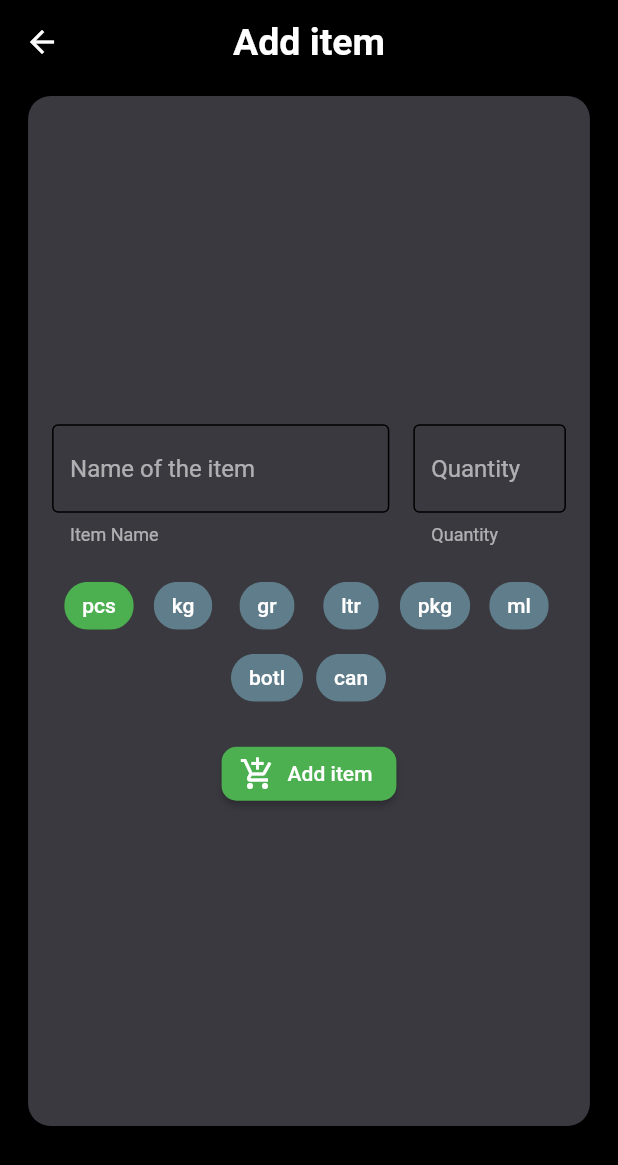
After one commit to adarshbalu/un_check, a Flutter app: the AddItemScreen screen opened directly, on a phone screen of 412 x 824 dp. The commit adds this screen. Shown: the top 1165 px of the screen. Run offline on Flutter 3.47's test engine with Material 2 defaults, Android fonts, the phone set to English and light mode, and no system bars; our stand-ins replace hive; accounts and stored records are empty.

Commit message:
App ui complete

```diff
--- /dev/null
+++ b/lib/screens/add_item_screen.dart
@@ -0,0 +1,140 @@
+import 'package:flutter/material.dart';
+import 'package:flutter/widgets.dart';
+
+class AddItemScreen extends StatefulWidget {
+  @override
+  _AddItemScreenState createState() => _AddItemScreenState();
+}
+
+class _AddItemScreenState extends State<AddItemScreen> {
+  TextEditingController name, quantity;
+  String type;
+  List<String> _choices;
+  int _defaultChoiceIndex;
+  @override
+  void initState() {
+    name = TextEditingController();
+    quantity = TextEditingController();
+    type = 'pcs';
+    _defaultChoiceIndex = 0;
+    _choices = [
+      'pcs',
+      'kg',
+      'gr',
+      'ltr',
+      'pkg',
+      'ml',
+      'botl',
+      'can',
+    ];
+    super.initState();
+  }
+
+  @override
+  Widget build(BuildContext context) {
+    return Scaffold(
+      appBar: AppBar(
+        title: Text('Add item'),
+        centerTitle: true,
+      ),
+      body: SingleChildScrollView(
+        child: Center(
+          child: Container(
+            margin: EdgeInsets.all(8),
+            padding: EdgeInsets.all(8),
+            height: MediaQuery.of(context).size.height / 1.2,
+            width: MediaQuery.of(context).size.width / 1.1,
+            decoration: BoxDecoration(
+              color: Color(0xff3A3940),
+              borderRadius: BorderRadius.circular(15),
+            ),
+            child: Column(
+              mainAxisAlignment: MainAxisAlignment.center,
+              children: <Widget>[
+                Row(
+                  children: <Widget>[
+                    Expanded(
+                      child: Padding(
+                        padding: const EdgeInsets.all(8.0),
+                        child: TextField(
+                          decoration: InputDecoration(
+                              hintText: 'Name of the item',
+                              helperText: 'Item Name',
+                              border: OutlineInputBorder(),
+                              focusedBorder: OutlineInputBorder(),
+                              errorBorder: OutlineInputBorder(),
+                              disabledBorder: OutlineInputBorder(),
+                              focusedErrorBorder: OutlineInputBorder(),
+                              enabledBorder: OutlineInputBorder()),
+                          controller: name,
+                        ),
+                      ),
+                    ),
+                    Container(
+                      width: MediaQuery.of(context).size.width / 3.5,
+                      padding: const EdgeInsets.all(8.0),
+                      child: TextField(
+                        keyboardType: TextInputType.number,
+                        decoration: InputDecoration(
+                            hintText: 'Quantity',
+                            helperText: 'Quantity',
+                            border: OutlineInputBorder(),
+                            focusedBorder: OutlineInputBorder(),
+                            errorBorder: OutlineInputBorder(),
+                            disabledBorder: OutlineInputBorder(),
+                            focusedErrorBorder: OutlineInputBorder(),
+                            enabledBorder: OutlineInputBorder()),
+                        controller: quantity,
+                      ),
+                    ),
+                  ],
+                ),
+                SizedBox(
+                  height: 8,
+                ),
+                choiceChips(),
+                SizedBox(
+                  height: 16,
+                ),
+                RaisedButton.icon(
+                    shape: RoundedRectangleBorder(
+                        borderRadius: BorderRadius.circular(10)),
+                    color: Colors.green,
+                    onPressed: () {
+                      type = _choices[_defaultChoiceIndex];
+                      print(type);
+                    },
+                    icon: Icon(Icons.add_shopping_cart),
+                    label: Text('Add item'))
+              ],
+            ),
+          ),
+        ),
+      ),
+    );
+  }
+
+  Widget choiceChips() {
+    List<Widget> choiceChipWidgets = List<Widget>();
+    for (int i = 0; i < _choices.length; i++) {
+      choiceChipWidgets.add(ChoiceChip(
+        label: Text(_choices[i]),
+        selected: _defaultChoiceIndex == i,
+        selectedColor: Colors.green,
+        onSelected: (bool selected) {
+          setState(() {
+            _defaultChoiceIndex = selected ? i : 0;
+          });
+        },
+        backgroundColor: Colors.blueGrey,
+        labelStyle: TextStyle(color: Colors.white),
+      ));
+    }
+    return Wrap(
+      children: choiceChipWidgets,
+      alignment: WrapAlignment.center,
+      spacing: 8,
+      runSpacing: 0,
+    );
+  }
+}
--- a/lib/screens/details_screen.dart
+++ b/lib/screens/details_screen.dart
@@ -1,4 +1,5 @@
 import 'package:flutter/material.dart';
+import 'package:un_check/screens/add_item_screen.dart';
 import 'package:un_check/widgets/item_card.dart';
 
 class DetailsScreen extends StatefulWidget {
@@ -50,6 +51,9 @@ class _DetailsScreenState extends State<DetailsScreen> {
             Positioned(
               bottom: 5,
               right: 5,
+              child: GestureDetector(
+                onTap: () => Navigator.push(context,
+                    MaterialPageRoute(builder: (_) => AddItemScreen())),
                 child: CircleAvatar(
                   radius: 30,
                   backgroundColor: Colors.green,
@@ -60,6 +64,7 @@ class _DetailsScreenState extends State<DetailsScreen> {
                   ),
                 ),
               ),
+            ),
           ],
         ),
       ),
```
Lines whose indentation alone changed are shown as unchanged.
